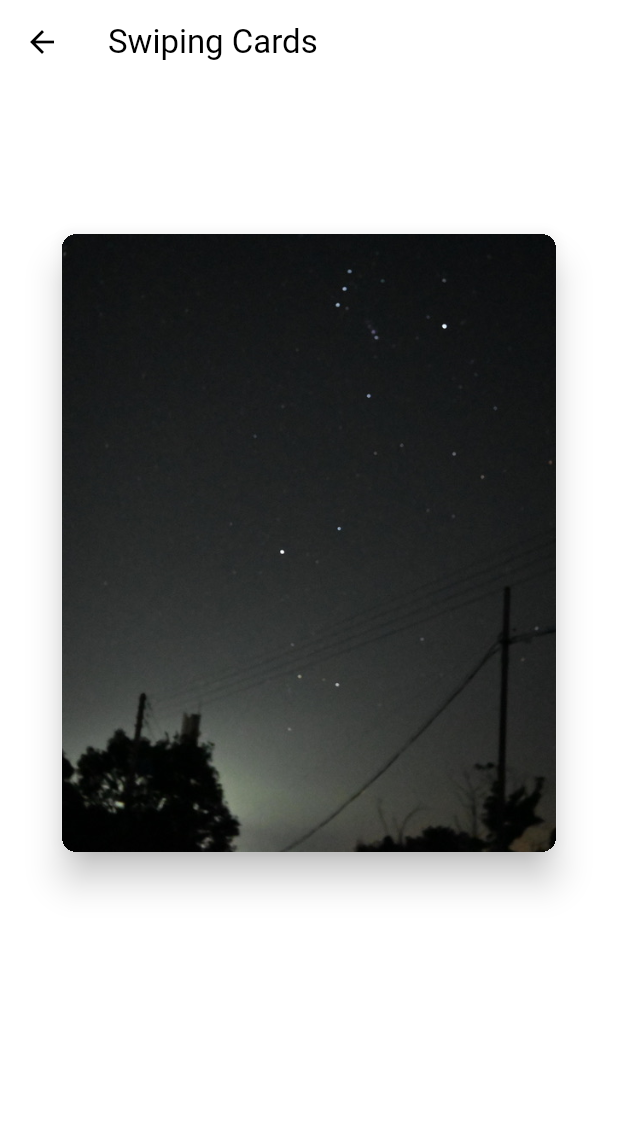
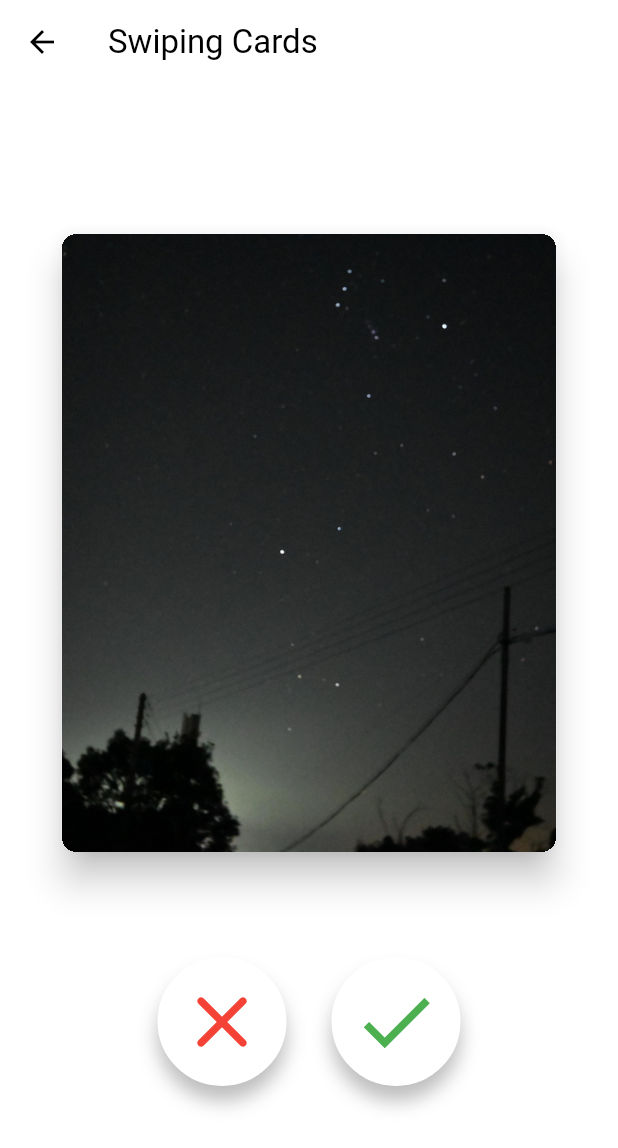
Before and after one commit to Seungnyeong/flutter_masterclass_nomad, a Flutter app: the SwipingCardsScreen screen opened directly, on a phone screen of 412 x 824 dp. Shown: the top 1148 px of the screen. Run offline on Flutter 3.47's test engine with Material 3 defaults, Android fonts, the phone set to English and light mode, and no system bars.

Commit message:
Slider Card Add Button

```diff
--- a/lib/screens/swiping_cards_screen.dart
+++ b/lib/screens/swiping_cards_screen.dart
@@ -9,6 +9,8 @@ class SwipingCardsScreen extends StatefulWidget {
   State<SwipingCardsScreen> createState() => _SwipingCardsScreenState();
 }
 
+// 버튼 체크 버튼, x 버튼 체크버튼을 누르면 사진 이동, X를 누르면 반대로 넘겨야함
+// 아이콘의 버튼 새깔 (백그라운드 컬러 했던걸 기억해서 하면 됨) Tween이 필요해!!!
 class _SwipingCardsScreenState extends State<SwipingCardsScreen>
     with SingleTickerProviderStateMixin {
   late final size = MediaQuery.of(context).size;
@@ -31,6 +33,31 @@ class _SwipingCardsScreenState extends State<SwipingCardsScreen>
     end: 1,
   );
 
+  late final Tween<double> _buttonScale = Tween(
+    begin: 1.0,
+    end: 1.1,
+  );
+
+  late final ColorTween _cancelButtonBackgroundColor = ColorTween(
+    begin: Colors.white,
+    end: Colors.red,
+  );
+
+  late final ColorTween _cancelButtonIconColor = ColorTween(
+    begin: Colors.red,
+    end: Colors.white,
+  );
+
+  late final ColorTween _checkButtonBackgroundColor = ColorTween(
+    begin: Colors.white,
+    end: Colors.green,
+  );
+
+  late final ColorTween _checkButtonIconColor = ColorTween(
+    begin: Colors.green,
+    end: Colors.white,
+  );
+
   void _onHorizontalDragUpate(DragUpdateDetails details) {
     _position.value += details.delta.dx;
   }
@@ -46,6 +73,15 @@ class _SwipingCardsScreenState extends State<SwipingCardsScreen>
     } else {
       _position.animateTo(0, curve: Curves.bounceOut);
     }
+  }
+
+  void _onCheckPress(bool isNegative) {
+    final dropZone = size.width + 100;
+    _position
+        .animateTo(dropZone * (isNegative ? -1 : 1),
+            curve: Curves.bounceOut,
+            duration: const Duration(milliseconds: 1000))
+        .whenComplete(_whenComplete);
   }
 
   void _whenComplete() {
@@ -77,6 +113,20 @@ class _SwipingCardsScreenState extends State<SwipingCardsScreen>
               pi /
               180;
           final scale = _scale.transform(_position.value.abs() / size.width);
+          final buttonScale =
+              _buttonScale.transform(_position.value.abs() / size.width);
+
+          final cancelButtonBackgroundColor = _cancelButtonBackgroundColor
+              .transform(_position.value.abs() / (size.width + 100));
+
+          final cancelButtonIconColor = _cancelButtonIconColor
+              .transform(_position.value.abs() / (size.width + 100));
+
+          final checkButtonBackgroundColor = _checkButtonBackgroundColor
+              .transform(_position.value.abs() / (size.width + 100));
+
+          final checkButtonIconColor = _checkButtonIconColor
+              .transform(_position.value.abs() / (size.width + 100));
           return Stack(
             alignment: Alignment.topCenter,
             children: [
@@ -101,6 +151,82 @@ class _SwipingCardsScreenState extends State<SwipingCardsScreen>
                           index: _index,
                         )),
                   ),
+                ),
+              ),
+              Positioned(
+                bottom: 100,
+                child: Row(
+                  children: [
+                    Transform.scale(
+                      scale: _position.value.isNegative ? buttonScale : 1.0,
+                      child: Container(
+                        decoration: BoxDecoration(
+                          shape: BoxShape.circle,
+                          color: _position.value.isNegative
+                              ? cancelButtonBackgroundColor
+                              : Colors.white,
+                          boxShadow: const <BoxShadow>[
+                            BoxShadow(
+                              color: Colors.black26,
+                              blurRadius: 10.0,
+                              spreadRadius: 0,
+                              offset: Offset(0.0, 10.0),
+                            ),
+                          ],
+                          border: Border.all(
+                            color: Colors.white,
+                            width: 5,
+                          ),
+                        ),
+                        child: IconButton(
+                          onPressed: () =>
+                              _onCheckPress(_position.value.isNegative),
+                          icon: Icon(
+                            Icons.close_rounded,
+                            size: 60,
+                            color: _position.value.isNegative
+                                ? cancelButtonIconColor
+                                : Colors.red,
+                          ),
+                        ),
+                      ),
+                    ),
+                    const SizedBox(width: 30),
+                    Transform.scale(
+                      scale: !_position.value.isNegative ? buttonScale : 1.0,
+                      child: Container(
+                        decoration: BoxDecoration(
+                          shape: BoxShape.circle,
+                          color: !_position.value.isNegative
+                              ? checkButtonBackgroundColor
+                              : Colors.white,
+                          boxShadow: const <BoxShadow>[
+                            BoxShadow(
+                              color: Colors.black26,
+                              blurRadius: 10.0,
+                              spreadRadius: 0,
+                              offset: Offset(0.0, 10.0),
+                            ),
+                          ],
+                          border: Border.all(
+                            color: Colors.white,
+                            width: 5,
+                          ),
+                        ),
+                        child: IconButton(
+                          onPressed: () =>
+                              _onCheckPress(_position.value.isNegative),
+                          icon: Icon(
+                            Icons.check,
+                            size: 60,
+                            color: !_position.value.isNegative
+                                ? checkButtonIconColor
+                                : Colors.green,
+                          ),
+                        ),
+                      ),
+                    )
+                  ],
                 ),
               ),
             ],
```
